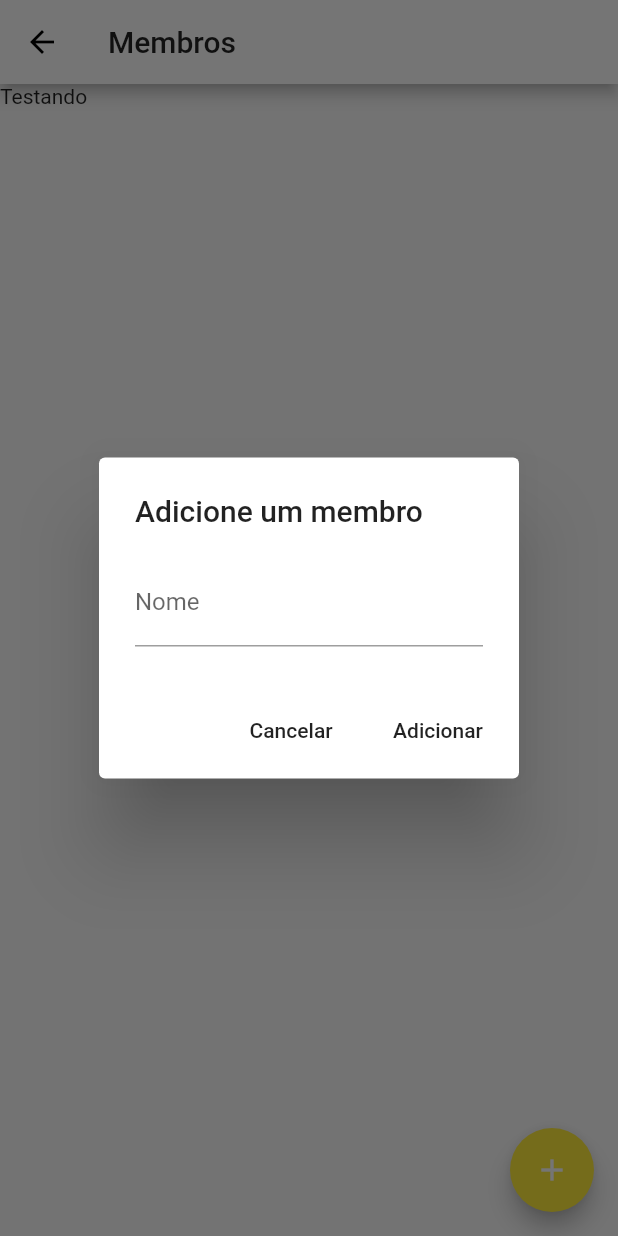
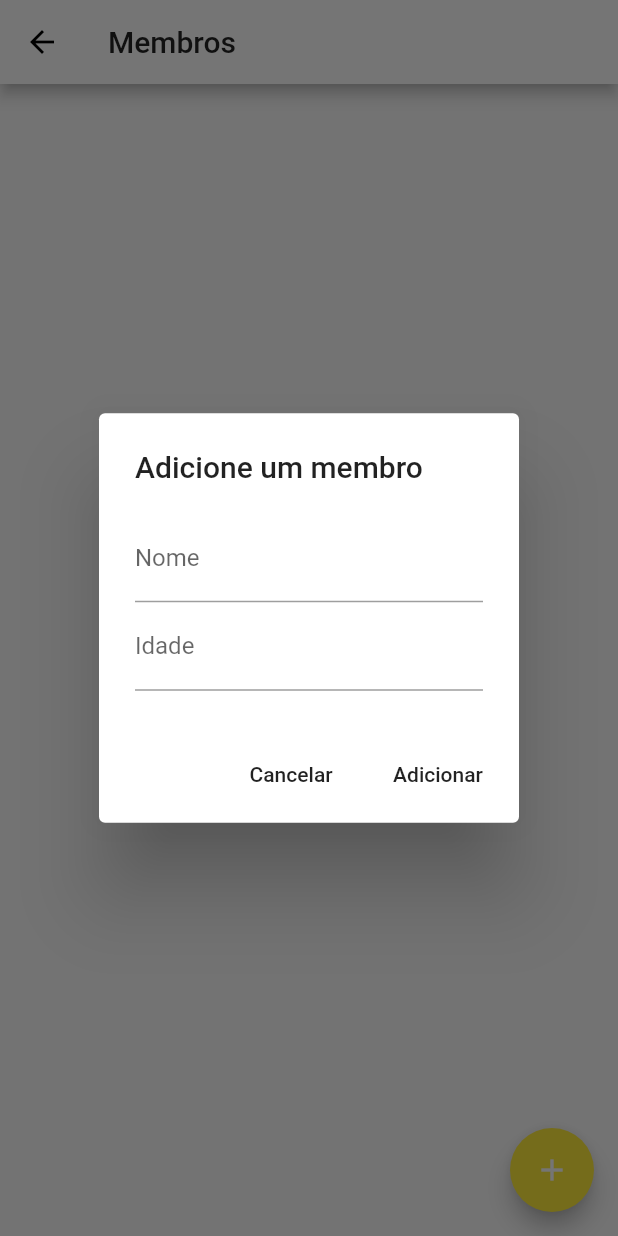
Before and after one commit to kidding-with-android/shepherd-report, a Flutter app: the MemberList screen opened directly, after a tap on the "add" icon, on a phone screen of 412 x 824 dp. Run offline on Flutter 3.47's test engine with Material 2 defaults, Android fonts, the light colour scheme and no system bars.

Commit message:
Member add #WIP

```diff
--- a/lib/member_list.dart
+++ b/lib/member_list.dart
@@ -6,27 +6,18 @@ class MemberList extends StatefulWidget {
 }
 
 class MemberListState extends State<MemberList> {
-  final List<String> _members = <String>[];
-  // final Set<DateTime> _saved = Set<DateTime>();
-  // final TextStyle _biggerFont = const TextStyle(fontSize: 18);
-	// final String _localeName = "pt_BR";
-	// DateFormat formatter;
+  final List<Member> _members = <Member>[];
 
   @override
   Widget build(BuildContext context) {
-		// initializeDateFormatting(_localeName);
-		// formatter = DateFormat(DateFormat.YEAR_MONTH, _localeName);
-
     return Scaffold(
       appBar: AppBar(
         title: Text('Membros'),
       ),
-      body: Text('Testando'),
+      body: _buildMemberList(),
 			floatingActionButton: FloatingActionButton(
 				onPressed: () {
-					// Considerar usar BottomSheet
-					// https://api.flutter.dev/flutter/material/BottomSheet-class.html
-					_neverSatisfied();
+					_memberInclude();
 				},
 				child: Icon(Icons.add),
 				backgroundColor: Colors.yellow,
@@ -34,19 +25,78 @@ class MemberListState extends State<MemberList> {
     );
   }
 
-	Future<void> _neverSatisfied() async {
-		return showDialog<void>(
+	Widget _buildMemberList() {
+    return ListView.builder(
+			padding: const EdgeInsets.all(16),
+			itemCount: _members.length,
+			itemBuilder: (BuildContext _context, int i) {
+				if (i.isOdd) {
+					return Divider();
+				}
+
+				final int index = i ~/ 2;
+				return _buildRow(_members[index]);
+			}
+		);
+  }
+
+	Widget _buildRow(Member member) {
+		return ListTile(
+			title: Text(member.name),
+		);
+	}
+
+	Future<Widget> _memberInclude() async {
+    final _formKey = GlobalKey<FormState>();
+    Member _member = Member();
+
+		return showDialog<Widget>(
 			context: context,
 			barrierDismissible: false, // user must tap button!
 			builder: (BuildContext context) {
 				return AlertDialog(
 					title: Text('Adicione um membro'),
 					content: SingleChildScrollView(
-						child: TextField(
-							decoration: InputDecoration(
-								labelText: 'Nome',
-							),
-						)
+						child: Form(
+              key: _formKey,
+              child: Column(
+                children: <Widget>[
+                  TextFormField(
+                    validator: (value) {
+                      if (value.isEmpty) {
+                        return "Não esqueça do nome";
+                      }
+                      return null;
+                    },
+                    decoration: InputDecoration(
+                      labelText: 'Nome',
+                    ),
+                    onSaved: (value) {
+											setState(() {
+                      	_member.name = value;
+											});
+                    },
+                  ),
+                  TextFormField(
+                    validator: (value) {
+                      if (value.isNotEmpty && int.parse(value) < 10) {
+                        return "Mande ele para o kinder";
+                      }
+                      return null;
+                    },
+                    decoration: InputDecoration(
+                      labelText: 'Idade'
+                    ),
+                    keyboardType: TextInputType.number,
+                    onSaved: (value) {
+											setState(() {
+                      	_member.age = int.parse(value);
+											});
+                    },
+                  )
+                ],
+              ),
+            )
 					),
 					actions: <Widget>[
 						FlatButton(
@@ -58,7 +108,10 @@ class MemberListState extends State<MemberList> {
 						FlatButton(
 							child: Text('Adicionar'),
 							onPressed: () {
-								Navigator.of(context).pop();
+                if (_formKey.currentState.validate()) {
+                  _addMember(_member);
+								  Navigator.of(context).pop();
+                }
 							},
 						),
 					],
@@ -67,86 +120,12 @@ class MemberListState extends State<MemberList> {
 		);
 	}
 
-  // List<DateTime> _generateMonths() {
-	// 	DateTime now = DateTime.now();
-	// 	if (_months.length > 0) {
-	// 		final DateTime last = _months.last;
-	// 		now = DateTime(last.year, last.month - 1);
-	// 	}
+  _addMember(Member member) {
+    _members.add(member);
+  }
+}
 
-	// 	return List.generate(10, (index) {
-	// 		return DateTime(now.year, now.month - index);
-	// 	});
-  // }
-
-  // void _pushSaved() {
-  //   Navigator.of(context).push(
-  //     MaterialPageRoute<void>(
-  //       builder: (BuildContext context) {
-  //         final Iterable<ListTile> tiles = _saved.map((DateTime month) {
-  //           return ListTile(
-  //             title: Text(
-  //               formatter.format(month),
-  //               style: _biggerFont,
-  //             ),
-  //           );
-  //         });
-  //         final List<Widget> divided = ListTile.divideTiles(
-  //           context: context,
-  //           tiles: tiles,
-  //         ).toList();
-
-  //         return Scaffold(
-  //           appBar: AppBar(
-  //             title: Text('Saved Suggestions'),
-  //           ),
-  //           body: ListView(
-  //             children: divided,
-  //           ),
-  //         );
-  //       },
-  //     ),
-  //   );
-  // }
-
-  // Widget _buildMonths() {
-  //   return ListView.builder(
-	// 		padding: const EdgeInsets.all(16),
-	// 		itemBuilder: (BuildContext _context, int i) {
-	// 			if (i.isOdd) {
-	// 				return Divider();
-	// 			}
-
-	// 			final int index = i ~/ 2;
-	// 			if (index >= _months.length) {
-	// 				_months.addAll(_generateMonths());
-	// 			}
-	// 			return _buildRow(_months[index]);
-	// 		}
-	// 	);
-  // }
-
-  // Widget _buildRow(DateTime month) {
-  //   final bool alreadySaved = _saved.contains(month);
-
-  //   return ListTile(
-  //     title: Text(
-  //       formatter.format(month),
-  //       style: _biggerFont,
-  //     ),
-  //     trailing: Icon(
-  //       alreadySaved ? Icons.favorite : Icons.favorite_border,
-  //       color: alreadySaved ? Colors.red : null,
-  //     ),
-  //     onTap: () {
-  //       setState(() {
-  //         if (alreadySaved) {
-  //           _saved.remove(month);
-  //         } else {
-  //           _saved.add(month);
-  //         }
-  //       });
-  //     },
-  //   );
-  // }
+class Member {
+  String name = '';
+  int age;
 }
```
